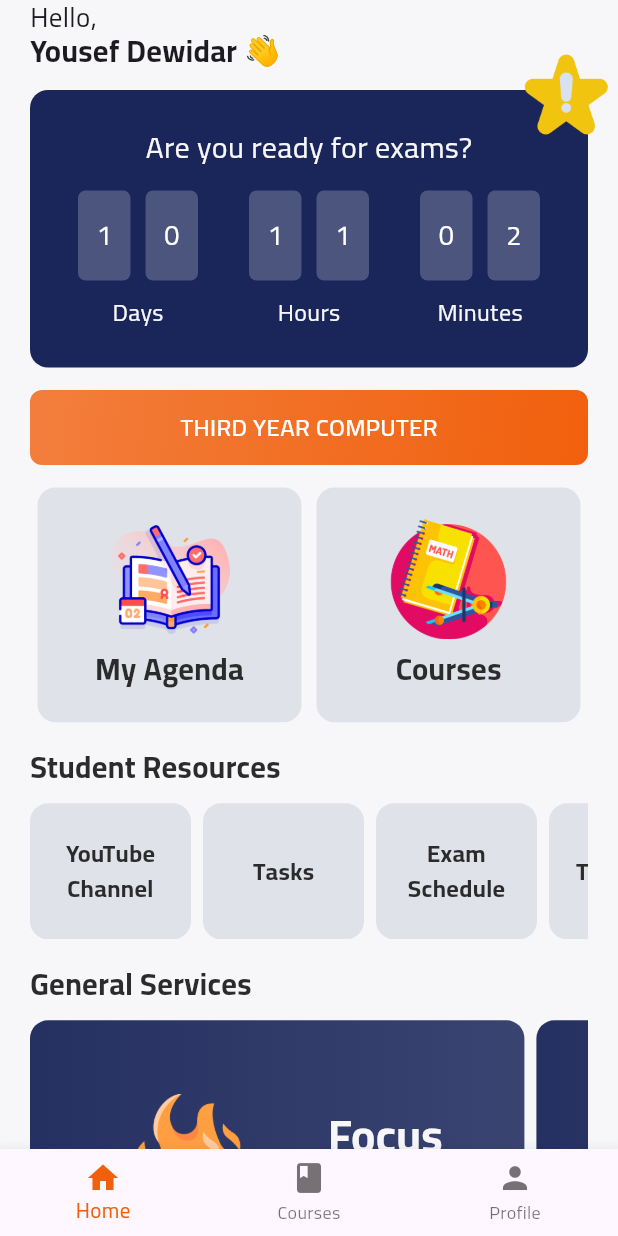
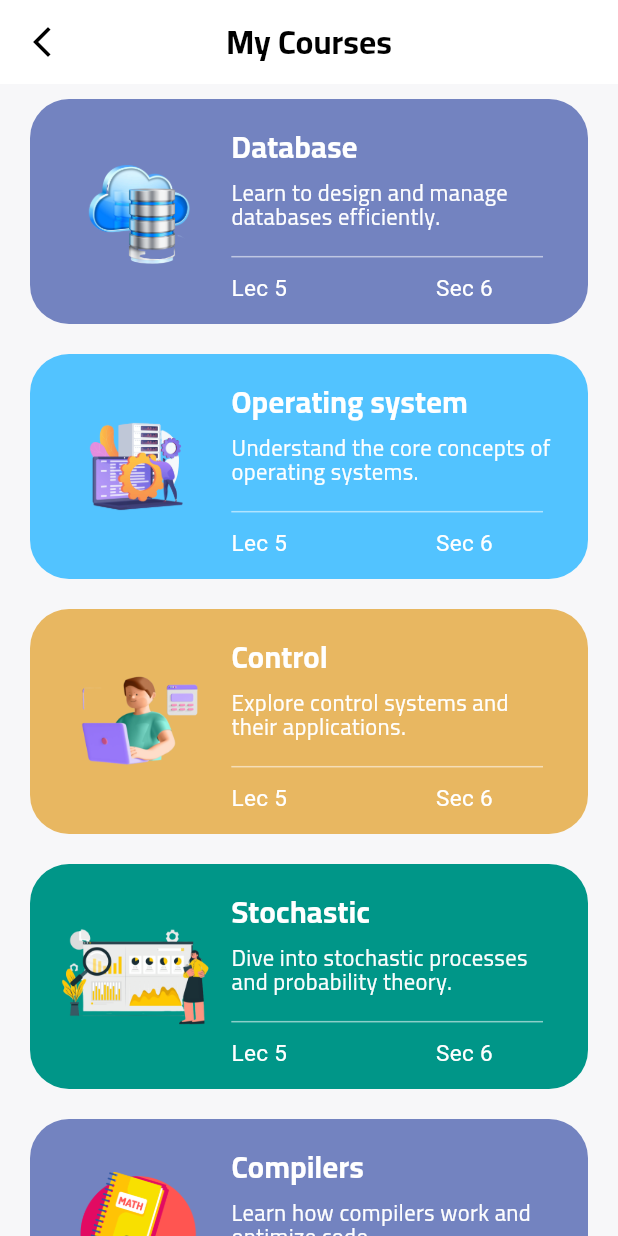
Before and after one commit to YousefDewidar/StudyHub, a Flutter app: the screen it shows after launch, on a phone screen of 412 x 824 dp. Run offline on Flutter 3.47's test engine with Material 3 defaults, Android fonts, the phone set to English and light mode, and no system bars; our stand-ins replace confetti, page_transition; missing offline and left inert: floating_action_bubble, internet_file, pdfx.

Commit message:
Add Course view.

```diff
--- a/lib/core/widgets/pdf view/custom_pdf_view.dart
+++ b/lib/core/widgets/pdf view/custom_pdf_view.dart
@@ -104,12 +104,12 @@
       appBar: AppBar(
         leading: IconButton(
             onPressed: () {},
-            icon: const Icon(Icons.arrow_back_ios_new, color: Colors.white)),
-        backgroundColor: Colors.deepPurple,
+            icon: const Icon(Icons.arrow_back_ios_new, color: Colors.black)),
+        backgroundColor: Colors.white,
         scrolledUnderElevation: 0,
         title: const Text(
           "Lec 3",
-          style: TextStyle(fontWeight: FontWeight.w700, color: Colors.white),
+          style: TextStyle(fontWeight: FontWeight.w700, color: Colors.black),
         ),
         centerTitle: true,
       ),
--- /dev/null
+++ b/lib/features/courses/data/models/course.dart
@@ -0,0 +1,19 @@
+import 'dart:ui';
+
+class Course {
+  final String sub;
+  final String disc;
+  final String img;
+  final String numLec;
+  final String numSec;
+  final Color boxColor;
+
+  Course({
+    required this.numLec,
+    required this.numSec,
+    required this.sub,
+    required this.disc,
+    required this.boxColor,
+    required this.img,
+  });
+}
--- /dev/null
+++ b/lib/features/courses/ui/courses_view.dart
@@ -0,0 +1,91 @@
+import 'package:computers/core/utils/space.dart';
+import 'package:computers/features/courses/data/models/course.dart';
+import 'package:computers/features/courses/ui/widgets/course_item.dart';
+import 'package:flutter/material.dart';
+
+class CoursesView extends StatelessWidget {
+  const CoursesView({super.key});
+
+  @override
+  Widget build(BuildContext context) {
+    List<Course> coursesList = [
+      Course(
+        sub: "Database",
+        img: 'assets/images/courses/db.png',
+        disc: 'Learn to design and manage databases efficiently.',
+        boxColor: const Color(0xff7383C0),
+        numLec: "5",
+        numSec: "6",
+      ),
+      Course(
+        sub: "Operating system",
+        img: 'assets/images/courses/os.png',
+        disc: 'Understand the core concepts of operating systems.',
+        boxColor: const Color(0xff52C3FF),
+        numLec: "5",
+        numSec: "6",
+      ),
+      Course(
+        sub: "Control",
+        img: 'assets/images/courses/rb_6.png',
+        disc: 'Explore control systems and their applications.',
+        boxColor: const Color(0xffE8B761),
+        numLec: "5",
+        numSec: "6",
+      ),
+      Course(
+        sub: "Stochastic",
+        img: 'assets/images/courses/stoc.png',
+        disc: 'Dive into stochastic processes and probability theory.',
+        numLec: "5",
+        numSec: "6",
+        boxColor: Colors.teal,
+      ),
+      Course(
+        sub: "Compilers",
+        img: 'assets/images/math.png',
+        disc: 'Learn how compilers work and optimize code.',
+        numLec: "5",
+        numSec: "6",
+        boxColor: const Color(0xff7383C0),
+      ),
+      Course(
+        sub: "DSP",
+        img: 'assets/images/courses/rb_6.png',
+        disc: 'Understand the fundamentals of digital signal processing.',
+        numLec: "5",
+        numSec: "6",
+        boxColor: const Color(0xff52C3FF),
+      ),
+    ];
+
+    return Scaffold(
+      appBar: AppBar(
+        backgroundColor: Colors.white,
+        leading: IconButton(
+          onPressed: () {},
+          icon: const Icon(Icons.arrow_back_ios_new, color: Colors.black),
+        ),
+        scrolledUnderElevation: 0,
+        title: const Text(
+          "My Courses",
+          style: TextStyle(fontWeight: FontWeight.w700, color: Colors.black),
+        ),
+        centerTitle: true,
+      ),
+      body: SafeArea(
+        child: Padding(
+          padding: const EdgeInsets.symmetric(horizontal: 20.0),
+          child: ListView.separated(
+            padding: const EdgeInsets.only(top: 10),
+            itemCount: coursesList.length,
+            itemBuilder: (context, index) => CourseItem(
+              course: coursesList[index],
+            ),
+            separatorBuilder: (context, index) => const SpaceV(20),
+          ),
+        ),
+      ),
+    );
+  }
+}
--- /dev/null
+++ b/lib/features/courses/ui/widgets/course_item.dart
@@ -0,0 +1,77 @@
+import 'package:computers/features/courses/data/models/course.dart';
+import 'package:flutter/material.dart';
+
+class CourseItem extends StatelessWidget {
+  const CourseItem({super.key, required this.course});
+  final Course course;
+
+  @override
+  Widget build(BuildContext context) {
+    return Container(
+      padding: const EdgeInsets.symmetric(horizontal: 10, vertical: 17),
+      height: 150,
+      decoration: BoxDecoration(
+        color: course.boxColor,
+        borderRadius: BorderRadius.circular(26),
+      ),
+      child: Row(
+        children: [
+          Image.asset(
+            course.img,
+            width: MediaQuery.of(context).size.width * .35 - 20,
+            height: 80,
+          ),
+          Expanded(
+            child: Column(
+              mainAxisAlignment: MainAxisAlignment.spaceAround,
+              crossAxisAlignment: CrossAxisAlignment.start,
+              children: [
+                Text(
+                  course.sub,
+                  overflow: TextOverflow.ellipsis,
+                  style: const TextStyle(
+                    color: Colors.white,
+                    fontSize: 20,
+                    fontWeight: FontWeight.bold,
+                    height: 1,
+                  ),
+                ),
+                SizedBox(
+                  width: MediaQuery.of(context).size.width * .65 - 50,
+                  child: Text(
+                    course.disc,
+                    style: const TextStyle(
+                        color: Color.fromARGB(250, 255, 255, 255),
+                        fontSize: 15,
+                        height: 1.1),
+                  ),
+                ),
+                const Divider(
+                  color: Color.fromARGB(139, 255, 255, 255),
+                  endIndent: 20,
+                ),
+                Text.rich(
+                  TextSpan(
+                    style: const TextStyle(
+                        height: .2, color: Colors.white, fontSize: 15),
+                    children: [
+                      TextSpan(
+                        text: "Lec ${course.numLec}",
+                      ),
+                      const TextSpan(
+                        text: "                         ",
+                      ),
+                      TextSpan(
+                        text: "Sec ${course.numSec}",
+                      ),
+                    ],
+                  ),
+                )
+              ],
+            ),
+          ),
+        ],
+      ),
+    );
+  }
+}
--- a/lib/main.dart
+++ b/lib/main.dart
@@ -1,7 +1,8 @@
 import 'package:computers/core/utils/my_colors.dart';
+import 'package:computers/core/widgets/pdf%20view/custom_pdf_view.dart';
+import 'package:computers/features/courses/ui/courses_view.dart';
 import 'package:computers/features/splash/splash_view.dart';
 import 'package:flutter/material.dart';
-
 
 void main() {
   runApp(const StudyHub());
@@ -12,16 +13,18 @@
 
   @override
   Widget build(BuildContext context) {
-    return  MaterialApp(
+    return MaterialApp(
       debugShowCheckedModeBanner: false,
-        theme: ThemeData(
+      theme: ThemeData(
         scaffoldBackgroundColor: MyColors.kBackG,
         fontFamily: 'Cairo',
       ),
-      home: const SplashView(),
+      routes: {
+        "/": (context) => const SplashView(),
+        "pdf_view": (context) => const CustomPdfView(),
+        "courses_view": (context) => const CoursesView(),
+      },
+      initialRoute: "courses_view",
     );
   }
 }
-
-// Home View ui done
-// PDf View done
--- a/pubspec.yaml
+++ b/pubspec.yaml
@@ -30,6 +30,7 @@
   assets:
     - assets/logo/
     - assets/images/
+    - assets/images/courses/
 
   fonts:
     - family: Cairo
```
Also changed, not shown: assets/images/courses/db.png (added), assets/images/courses/os.png (added), assets/images/courses/rb_6.png (added), assets/images/courses/stoc.png (added).
